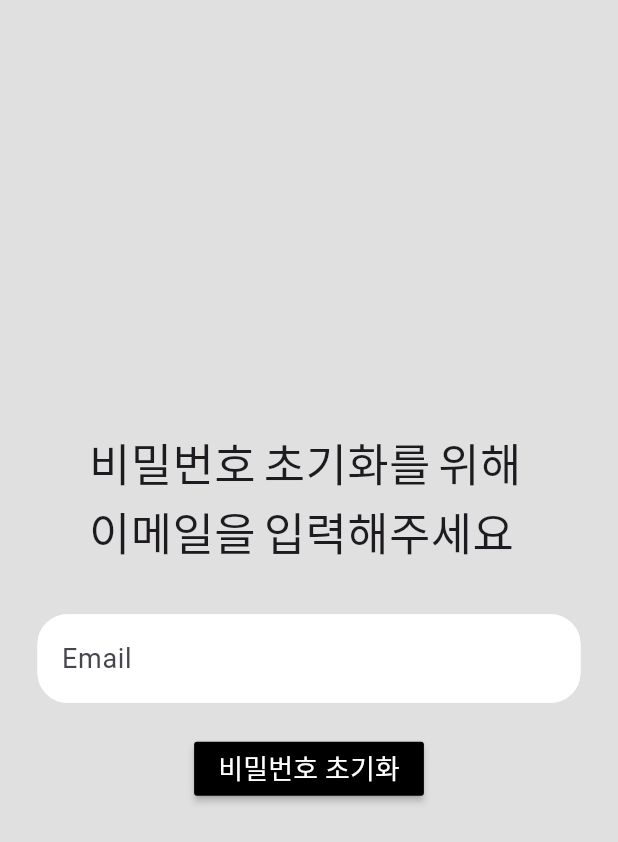
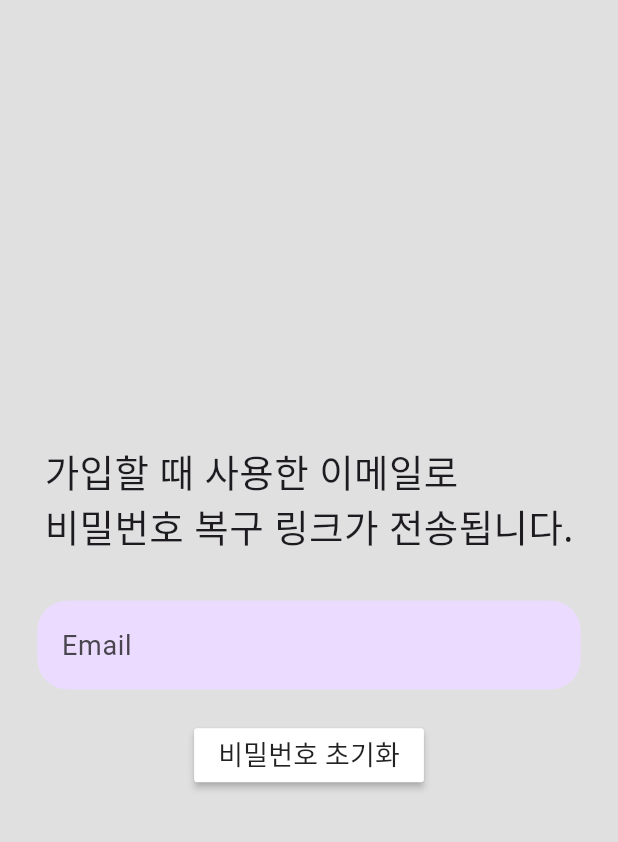
Before and after one commit to Carcassi0/ToyProject_1, a Flutter app: the screen it shows after launch, after a tap on "비밀번호를 잊으셨나요?", on a phone screen of 412 x 824 dp. Shown: the top 842 px of the screen. Run offline on Flutter 3.47's test engine with Material 3 defaults, Android fonts, the phone set to English and light mode, and no system bars; our stand-ins replace camera, cloud_firestore, csv, firebase_auth, firebase_core, firebase_storage and 6 more; accounts and stored records are empty.

Commit message:
1. 로그인 관련 창 디자인 수정 2. 일일 신규 페업 사업장 수, 에러 해결(앱이 켜지거나 페이지 바뀔 때 숫자가 로딩되지 않는 오류가 있었음)

```diff
--- a/lib/homePage.dart
+++ b/lib/homePage.dart
@@ -71,6 +71,8 @@ class _MyHomePageState extends State<MyHomePage> {
         todayStoreInfos.add(storeInfo);
       }
     }
+
+    setState(() {});
   }
 
 
--- a/lib/user/forgotpwPage.dart
+++ b/lib/user/forgotpwPage.dart
@@ -60,8 +60,8 @@ class _ForgotPasswordPageState extends State<ForgotPasswordPage> {
         child: Column(
           mainAxisAlignment: MainAxisAlignment.center,
           children: [
-            Text('비밀번호 초기화를 위해 \n이메일을 입력해주세요', style: GoogleFonts.bebasNeue(
-            fontSize: 30)),
+            Text('가입할 때 사용한 이메일로 \n비밀번호 복구 링크가 전송됩니다.', style: GoogleFonts.notoSans(
+            fontSize: 25)),
 
             SizedBox(height: 30),
 
@@ -71,15 +71,15 @@ class _ForgotPasswordPageState extends State<ForgotPasswordPage> {
                 controller: _emailController,
                 decoration: InputDecoration(
                   enabledBorder: OutlineInputBorder(
-                    borderSide: BorderSide(color: Colors.white),
+                    borderSide: BorderSide(color: Theme.of(context).colorScheme.primaryContainer ),
                     borderRadius: BorderRadius.circular(20)
                   ),
                   focusedBorder: OutlineInputBorder(
-                    borderSide: BorderSide(color: Colors.black),
-                    borderRadius: BorderRadius.circular(20)
+                      borderSide: BorderSide(color: Theme.of(context).colorScheme.primaryContainer ),
+                      borderRadius: BorderRadius.circular(20)
                   ),
                   hintText: 'Email', hintStyle: TextStyle(fontSize: 18),
-                  fillColor: Colors.white,
+                  fillColor: Theme.of(context).colorScheme.primaryContainer,
                   filled: true
                 ),
               ),
@@ -88,8 +88,8 @@ class _ForgotPasswordPageState extends State<ForgotPasswordPage> {
 
             MaterialButton(
               onPressed: passwordReset,
-              child: Text('비밀번호 초기화',style: TextStyle(color: Colors.white, fontSize: 18),),
-              color: Colors.black,
+              child: Text('비밀번호 초기화',style: TextStyle(fontSize: 18),),
+              color: Theme.of(context).colorScheme.onPrimary
             )
           ],
         ),
--- a/lib/user/loginPage.dart
+++ b/lib/user/loginPage.dart
@@ -51,8 +51,8 @@ class _loginPageState extends State<loginPage> {
               padding: const EdgeInsets.symmetric(horizontal: 25.0),
               child: Container(
                 decoration: BoxDecoration(
-                  color: Colors.white,
-                  border: Border.all(color: Colors.white),
+                  color: Theme.of(context).colorScheme.primaryContainer,
+
                   borderRadius: BorderRadius.circular(20)
                 ),
                 child: Padding(
@@ -74,8 +74,7 @@ class _loginPageState extends State<loginPage> {
               padding: const EdgeInsets.symmetric(horizontal: 25.0),
               child: Container(
                 decoration: BoxDecoration(
-                    color: Colors.white,
-                    border: Border.all(color: Colors.white),
+                    color: Theme.of(context).colorScheme.primaryContainer,
                     borderRadius: BorderRadius.circular(20)
                 ),
                 child: Padding(
@@ -120,7 +119,7 @@ class _loginPageState extends State<loginPage> {
                 onTap: signIn,
                 child: Container(
                   padding: EdgeInsets.all(20),
-                  decoration: BoxDecoration(color: Theme.of(context).colorScheme.primary,
+                  decoration: BoxDecoration(color: Theme.of(context).colorScheme.onPrimary,
                   borderRadius: BorderRadius.circular(20)),
                   child: Center(
                     child: Text('로 그 인',
```
Also changed, not shown: lib/user/registerPage.dart (+14 -14 lines).
